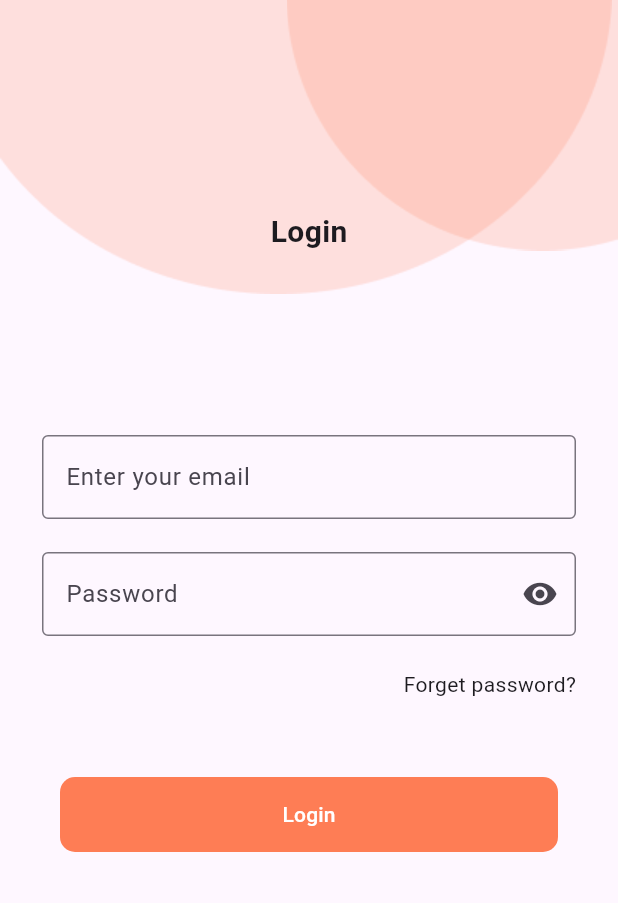
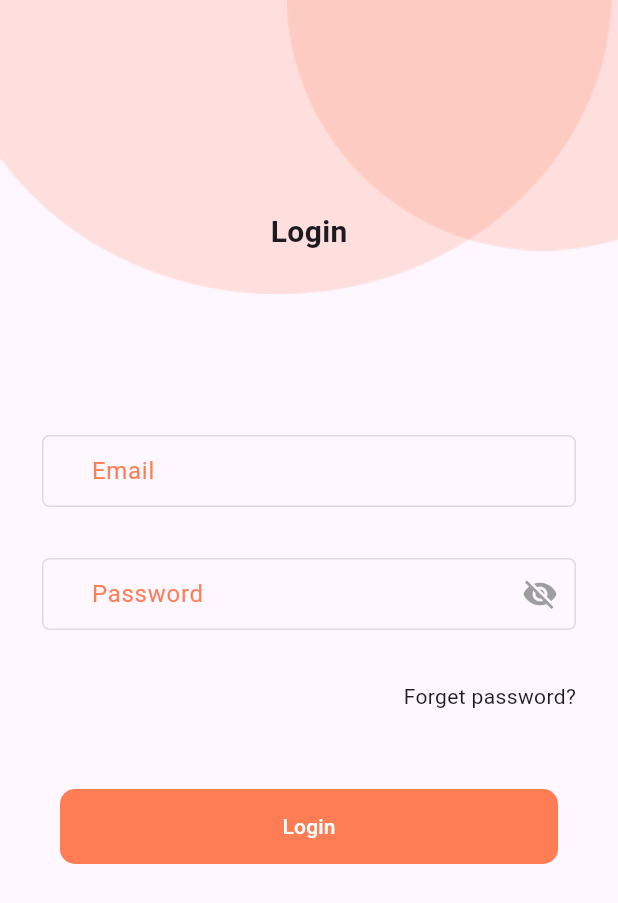
Before and after one commit to ranahamdy1/qr_code, a Flutter app: the screen it shows after launch, on a phone screen of 412 x 824 dp. Shown: the top 903 px of the screen. Run offline on Flutter 3.47's test engine with Material 3 defaults, Android fonts, the phone set to English and light mode, and no system bars; our stand-ins replace bloc, dio, flutter_bloc, pretty_dio_logger, qr_flutter, shared_preferences; missing offline and left inert: mobile_scanner, qr_scanner_overlay; accounts and stored records are empty.

Commit message:
add custom text form field

```diff
--- /dev/null
+++ b/lib/core/widgets/custom_text_form_field.dart
@@ -0,0 +1,82 @@
+import 'package:flutter/material.dart';
+
+class CustomTextFormFeild extends StatelessWidget {
+  final String hintText;
+  final TextInputType kbType;
+  final TextEditingController controller;
+  final Widget? suffixIcon;
+  final Function? onSubmit;
+  final Function? onChange;
+  final Function? onTap;
+  final String? lableText;
+  final bool? isObscureText;
+  final validator;
+  final String? value;
+
+  const CustomTextFormFeild({
+    Key? key,
+    this.suffixIcon,
+    required this.hintText,
+    required this.kbType,
+    required this.controller,
+    this.onSubmit,
+    this.onChange,
+    this.onTap,
+    required Null Function(dynamic value) onChanged,
+    this.lableText,
+    this.isObscureText,
+    this.validator,
+    this.value,
+  }) : super(key: key);
+
+  @override
+  Widget build(BuildContext context) {
+    return SizedBox(
+      height: 60,
+      child: TextFormField(
+        controller: controller,
+        decoration: InputDecoration(
+          label: Container(
+            margin: const EdgeInsets.symmetric(horizontal: 9),
+            child: Text(
+              lableText ?? '',
+              style:
+              const TextStyle(color: Color(0xffFE7D55), fontSize: 16),
+            ),
+          ),
+          labelStyle: const TextStyle(color: Colors.grey, fontSize: 16),
+          suffixIcon: suffixIcon,
+          isDense: false,
+          fillColor: Colors.transparent,
+          filled: true,
+          focusedBorder: OutlineInputBorder(
+            borderRadius: BorderRadius.circular(5),
+            borderSide:
+            const BorderSide(color: Color(0xffFE7D55), width: 1.5),
+          ),
+          focusedErrorBorder: OutlineInputBorder(
+            borderRadius: BorderRadius.circular(5),
+            borderSide:
+            const BorderSide(color: Color(0xffFE7D55), width: 1.5),
+          ),
+          errorBorder: OutlineInputBorder(
+            borderRadius: BorderRadius.circular(5),
+            borderSide:
+            const BorderSide(color: Color(0xffFE7D55), width: 1.5),
+          ),
+          enabledBorder: OutlineInputBorder(
+            borderRadius: BorderRadius.circular(5),
+            borderSide: const BorderSide(color: Colors.black12, width: 1),
+          ),
+          focusColor: Colors.black,
+          hintText: hintText,
+          contentPadding: const EdgeInsets.symmetric(horizontal: 20),
+          hintStyle: const TextStyle(color: Colors.grey, fontFamily: "Roboto"),
+        ),
+        obscureText: isObscureText ?? false,
+        validator: validator,
+
+      ),
+    );
+  }
+}
--- a/lib/features/auth/login/presentaion/login_screen.dart
+++ b/lib/features/auth/login/presentaion/login_screen.dart
@@ -1,6 +1,7 @@
 import 'package:flutter/material.dart';
 import 'package:flutter_bloc/flutter_bloc.dart';
 import 'package:qr_code/core/widgets/custom_button.dart';
+import 'package:qr_code/core/widgets/custom_text_form_field.dart';
 import 'package:qr_code/features/auth/login/controller/cubit/login_cubit.dart';
 import 'package:qr_code/features/qr/presentation/qr_scanner_screen.dart';
 
@@ -15,6 +16,7 @@ class _LoginScreenState extends State<LoginScreen> {
   final emailController = TextEditingController();
   final passwordController = TextEditingController();
   final formKey = GlobalKey<FormState>();
+  bool isObsecuretext = true;
 
   @override
   Widget build(BuildContext context) {
@@ -30,12 +32,7 @@ class _LoginScreenState extends State<LoginScreen> {
             showDialog(
               context: context,
               builder: (context) => AlertDialog(
-                content: Text(
-                  state.msg,
-                  style: const TextStyle(
-                    color: Colors.white,
-                  ),
-                ),
+                content: Text(state.msg, style: const TextStyle(color: Colors.white,),),
                 backgroundColor: Colors.red,
               ),
             );
@@ -72,37 +69,41 @@ class _LoginScreenState extends State<LoginScreen> {
                       child: Column(
                         children: [
                           const SizedBox(height: 66),
-                          TextFormField(
-                            decoration: const InputDecoration(
-                              border: OutlineInputBorder(),
-                              focusedBorder: OutlineInputBorder(),
-                              labelText: "Enter your email",
-                              focusColor: Color(0xffFE7D55),
-                            ),
+                          CustomTextFormFeild(
+                            hintText: 'Enter your email',
+                            lableText: "Email",
+                            kbType: TextInputType.emailAddress,
                             controller: emailController,
-                            keyboardType: TextInputType.emailAddress,
-                            onChanged: (value) {},
+                            onChanged: (value) {  },
                             validator: (value) {
                               if (value!.isEmpty) {
-                                return "email must not be empty";
+                                return "Email must not be empty";
                               }
                               return null;
                             },
+                          ),
+                          const SizedBox(height: 22),
+                          CustomTextFormFeild(
+                            hintText: 'Enter your password',
+                            lableText: "Password",
+                            kbType: TextInputType.visiblePassword,
+                            controller: passwordController,
+                            suffixIcon: GestureDetector(
+                              onTap: () {
+                                setState(() {
+                                  isObsecuretext = !isObsecuretext;
+                                });
+                              },
+                              child: Icon(
+                                isObsecuretext ? Icons.visibility_off : Icons.visibility,
+                                color: Colors.grey,
+                              ),
                             ),
-                          const SizedBox(height: 22),
-                          TextFormField(
-                            decoration: const InputDecoration(
-                              border: OutlineInputBorder(),
-                              focusedBorder: OutlineInputBorder(),
-                              suffixIcon: Icon(Icons.remove_red_eye),
-                              labelText: "Password",
-                            ),
-                            controller: passwordController,
-                            keyboardType: TextInputType.visiblePassword,
-                            onChanged: (value) {},
+                            onChanged: (value) {  },
+                            isObscureText: isObsecuretext,
                             validator: (value) {
                               if (value!.isEmpty) {
-                                return "password must not be empty";
+                                return "Password must not be empty";
                               }
                               return null;
                             },
--- a/lib/features/qr/presentation/scanning_result_screen.dart
+++ b/lib/features/qr/presentation/scanning_result_screen.dart
@@ -57,14 +57,17 @@ class ScanningResultScreen extends StatelessWidget {
                   borderRadius: BorderRadius.circular(11),
                   color: Colors.grey[200]
                 ),
+                child: SingleChildScrollView(
+                  scrollDirection: Axis.horizontal,
                   child: Row(
                     children: [
                       Padding(
                         padding: const EdgeInsets.only(left: 8.0, right: 18.0),
                         child: Image.asset('assets/images/icon3.png'),
                       ),
-                    Text(code, style: const TextStyle(fontSize: 16),),
+                      Text(code, style: const TextStyle(fontSize: 16)),
                     ],
+                  ),
                 ),
               ),
             ),
```
Also changed, not shown: lib/features/qr/presentation/qr_scanner_screen.dart (+2 -10 lines). Lines whose indentation alone changed are shown as unchanged.
